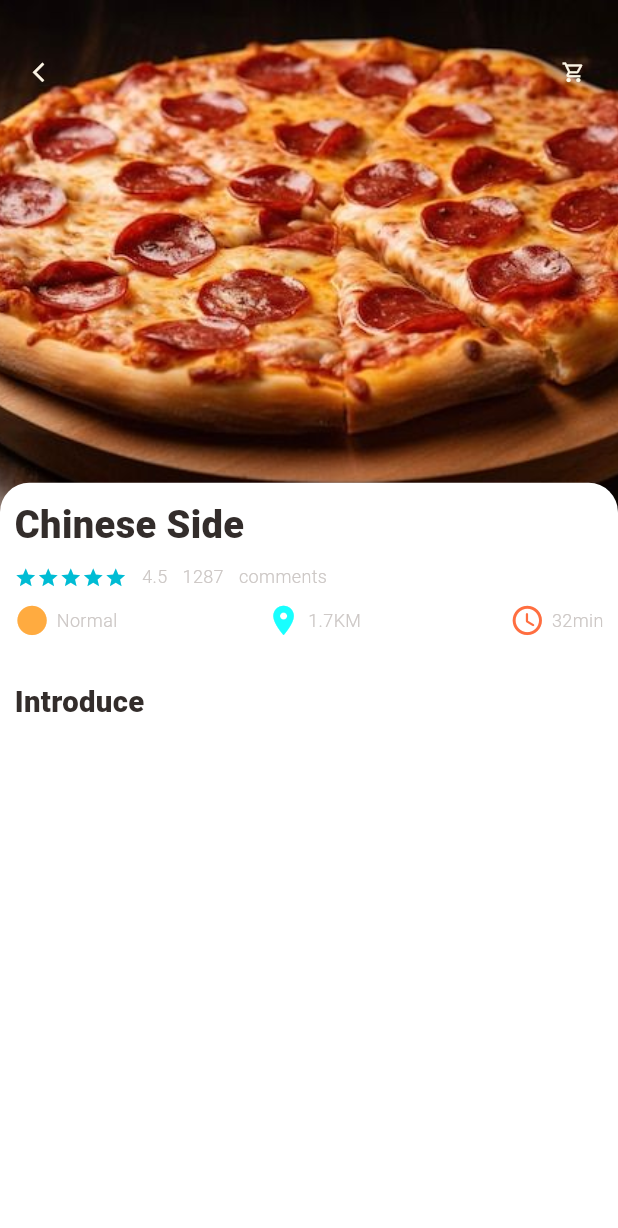
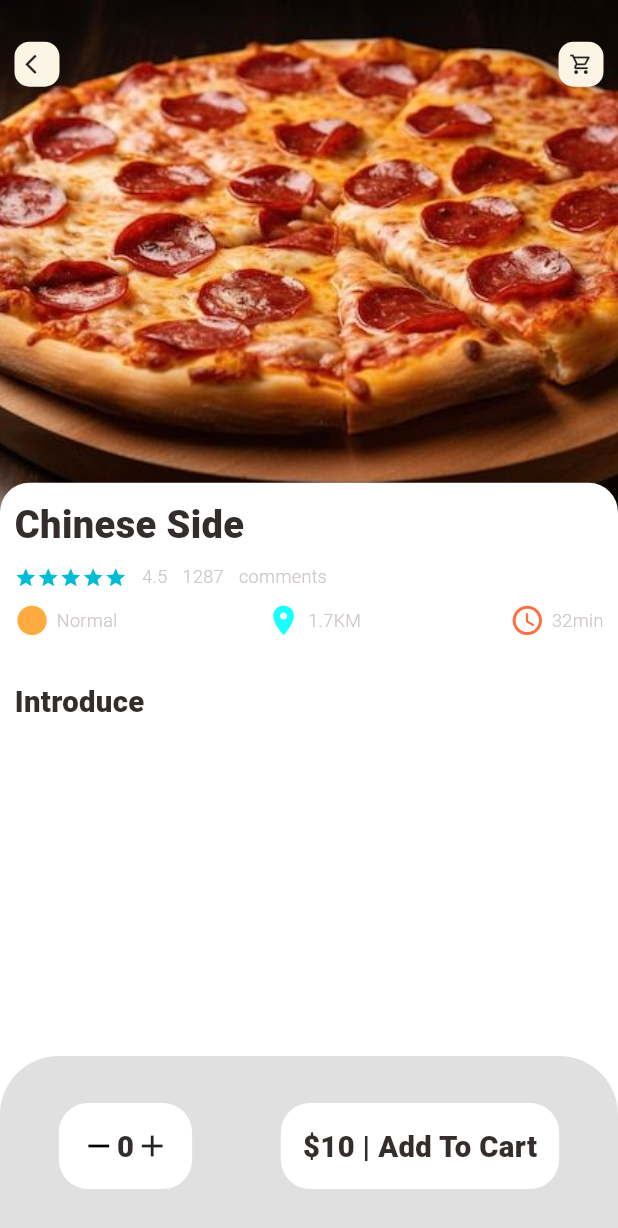
Before and after one commit to Kaser-slaiby/food_delivery, a Flutter app: the screen it shows after launch, on a phone screen of 412 x 824 dp. Shown: the top 1228 px of the screen. Run offline on Flutter 3.47's test engine with Material 3 defaults, Android fonts, the phone set to English and light mode, and no system bars; our stand-ins replace dots_indicator, get.

Commit message:
add bottomnavigationBar

```diff
--- a/lib/pages/food/popular_food_detail.dart
+++ b/lib/pages/food/popular_food_detail.dart
@@ -11,6 +11,7 @@ class PopularFoodDetail extends StatelessWidget {
   @override
   Widget build(BuildContext context) {
     return Scaffold(
+      backgroundColor: Colors.white,
       body: Stack(
         children: [
           Positioned(
@@ -75,6 +76,71 @@ class PopularFoodDetail extends StatelessWidget {
           )
         ],
       ),
+      bottomNavigationBar: Container(
+        height: 120,
+        padding: EdgeInsets.only(
+          top: Dimensions.height30,
+          bottom: Dimensions.height30,
+          right: Dimensions.width20,
+          left: Dimensions.width20,
+        ),
+        decoration: BoxDecoration(
+          color: Colors.black12,
+          borderRadius: BorderRadius.only(
+            topLeft: Radius.circular(Dimensions.radius20 * 2),
+            topRight: Radius.circular(Dimensions.radius20 * 2),
+          ),
+        ),
+        child: Row(
+          mainAxisAlignment: MainAxisAlignment.spaceAround,
+          children: [
+            Container(
+              padding: EdgeInsets.only(
+                top: Dimensions.height15,
+                bottom: Dimensions.height15,
+                left: Dimensions.width15,
+                right: Dimensions.width15,
+              ),
+              decoration: BoxDecoration(
+                color: Colors.white,
+                borderRadius: BorderRadius.circular(
+                  Dimensions.radius20,
+                ),
+              ),
+              child: Row(
+                mainAxisAlignment: MainAxisAlignment.spaceAround,
+                children: [
+                  Icon(
+                    Icons.remove,
+                    color: Colors.black,
+                  ),
+                  BigText(text: "0"),
+                  Icon(
+                    Icons.add,
+                  )
+                ],
+              ),
+            ),
+            Container(
+              padding: EdgeInsets.only(
+                top: Dimensions.height15,
+                bottom: Dimensions.height15,
+                left: Dimensions.width15,
+                right: Dimensions.width15,
+              ),
+              child: BigText(
+                text: "\$10 | Add To Cart",
+              ),
+              decoration: BoxDecoration(
+                color: Colors.white,
+                borderRadius: BorderRadius.circular(
+                  Dimensions.radius20,
+                ),
+              ),
+            ),
+          ],
+        ),
+      ),
     );
   }
 }
--- a/lib/widgets/app_icon.dart
+++ b/lib/widgets/app_icon.dart
@@ -12,8 +12,8 @@ class AppIcon extends StatelessWidget {
       required this.icon,
       this.backgroundColor = const Color(0xFFfcf4e4),
       // this.iconColor = const Color(0xFF756d54),
-      this.iconColor = const Color(0xFFfcf4e4),
-      this.size = 40})
+      this.iconColor = const Color(0xff242325),
+      this.size = 30})
       : super(key: key);
 
   @override
@@ -22,8 +22,8 @@ class AppIcon extends StatelessWidget {
       width: size,
       height: size,
       decoration: BoxDecoration(
-        borderRadius: BorderRadius.circular(size / 2),
-        // color: backgroundColor,
+        borderRadius: BorderRadius.circular(size / 3),
+        color: backgroundColor,
       ),
       child: Icon(
         icon,
```
